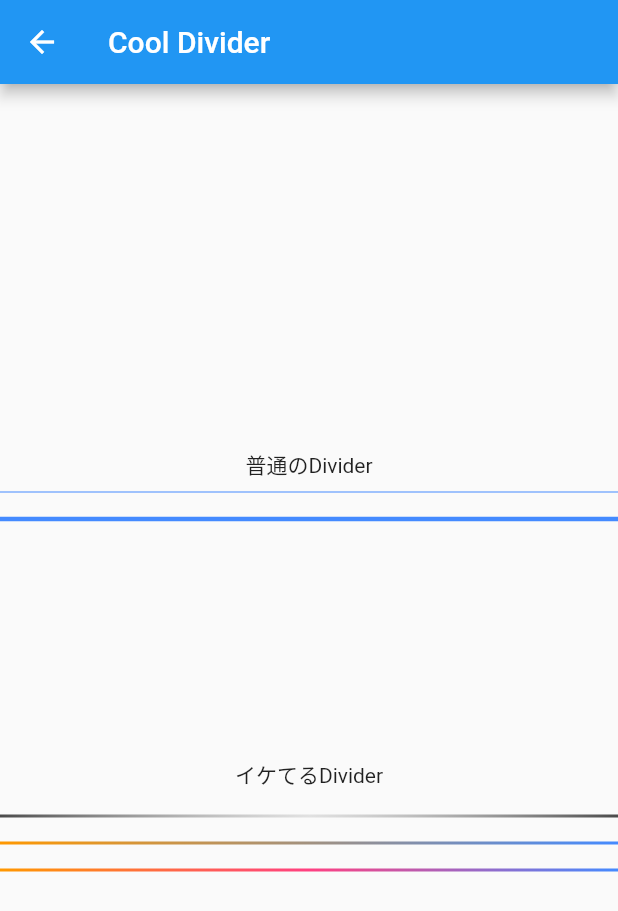
After one commit to kazuki-oshino/experimental_site, a Flutter app: the CoolDividerPage screen opened by its route, on a phone screen of 412 x 824 dp. The commit adds this screen. Shown: the top 911 px of the screen. Run offline on Flutter 3.47's test engine with Material 2 defaults, Android fonts, the phone set to English and light mode, and no system bars; our stand-ins replace auto_route, flutter_svg.

Commit message:
:sparkles: add cool divider sample.

```diff
--- a/lib/main.dart
+++ b/lib/main.dart
@@ -59,6 +59,10 @@ class _MyHomePageState extends State<MyHomePage> {
               },
               child: Text('FlutterSvg'),
             ),
+            ElevatedButton(
+              onPressed: () => context.router.pushNamed('/cool-divider'),
+              child: Text('Cool Divider'),
+            ),
           ],
         ),
       ),
--- a/lib/router/router.dart
+++ b/lib/router/router.dart
@@ -1,4 +1,5 @@
 import 'package:auto_route/auto_route.dart';
+import 'package:experimental_site/views/cool_divider/cool_divider_page.dart';
 
 import '../views/view.dart';
 import '../../main.dart';
@@ -27,6 +28,10 @@ import '../../main.dart';
       page: FlutterSvgSample,
       path: '/flutter-svg-sample'
     ),
+    AutoRoute(
+        page: CoolDividerPage,
+        path: '/cool-divider'
+    ),
   ],
 )
 class $RootRouter {}
--- /dev/null
+++ b/lib/views/cool_divider/cool_divider.dart
@@ -0,0 +1,39 @@
+import 'package:flutter/material.dart';
+
+class CoolDivider extends StatelessWidget {
+  const CoolDivider({
+    Key? key,
+    required this.height,
+    required this.thickness,
+    this.indent = 0,
+    this.endIndent = 0,
+    required this.gradient,
+  }) : super(key: key);
+
+  final double height;
+  final double thickness;
+  final double indent;
+  final double endIndent;
+  final LinearGradient gradient;
+
+  @override
+  Widget build(BuildContext context) {
+    return Column(
+      children: [
+        SizedBox(
+          height: height,
+        ),
+        Container(
+          height: thickness,
+          margin: EdgeInsetsDirectional.only(
+            start: indent,
+            end: endIndent,
+          ),
+          decoration: BoxDecoration(
+            gradient: gradient,
+          ),
+        ),
+      ],
+    );
+  }
+}
--- /dev/null
+++ b/lib/views/cool_divider/cool_divider_page.dart
@@ -0,0 +1,86 @@
+import 'package:flutter/material.dart';
+
+import 'cool_divider.dart';
+
+class CoolDividerPage extends StatelessWidget {
+  const CoolDividerPage({Key? key}) : super(key: key);
+
+  @override
+  Widget build(BuildContext context) {
+    return Scaffold(
+      appBar: AppBar(
+        title: Text('Cool Divider'),
+      ),
+      body: Column(
+        mainAxisAlignment: MainAxisAlignment.center,
+        children: [
+          Text('普通のDivider'),
+          Divider(
+            color: Colors.blueAccent,
+          ),
+          Divider(
+            height: 20,
+            color: Colors.blueAccent,
+            thickness: 3,
+          ),
+          SizedBox(
+            height: 150,
+          ),
+          Text('イケてるDivider'),
+          CoolDivider(
+            height: 16,
+            thickness: 2,
+            gradient: LinearGradient(
+              begin: FractionalOffset.topLeft,
+              end: FractionalOffset.bottomRight,
+              colors: [
+                const Color(0xff000000).withOpacity(0.7),
+                const Color(0xffa7a7a7).withOpacity(0.3),
+                const Color(0xff000000).withOpacity(0.7),
+              ],
+              stops: const [
+                0.0,
+                0.5,
+                1.0,
+              ],
+            ),
+          ),
+          CoolDivider(
+            height: 16,
+            thickness: 2,
+            gradient: LinearGradient(
+              begin: FractionalOffset.topLeft,
+              end: FractionalOffset.bottomRight,
+              colors: [
+                Colors.orange,
+                Colors.blueAccent,
+              ],
+              stops: const [
+                0.0,
+                1.0,
+              ],
+            ),
+          ),
+          CoolDivider(
+            height: 16,
+            thickness: 2,
+            gradient: LinearGradient(
+              begin: FractionalOffset.topLeft,
+              end: FractionalOffset.bottomRight,
+              colors: [
+                Colors.orange,
+                Colors.pinkAccent,
+                Colors.blueAccent,
+              ],
+              stops: const [
+                0.0,
+                0.5,
+                1.0,
+              ],
+            ),
+          ),
+        ],
+      ),
+    );
+  }
+}
```
Also changed, not shown: lib/router/router.gr.dart.
